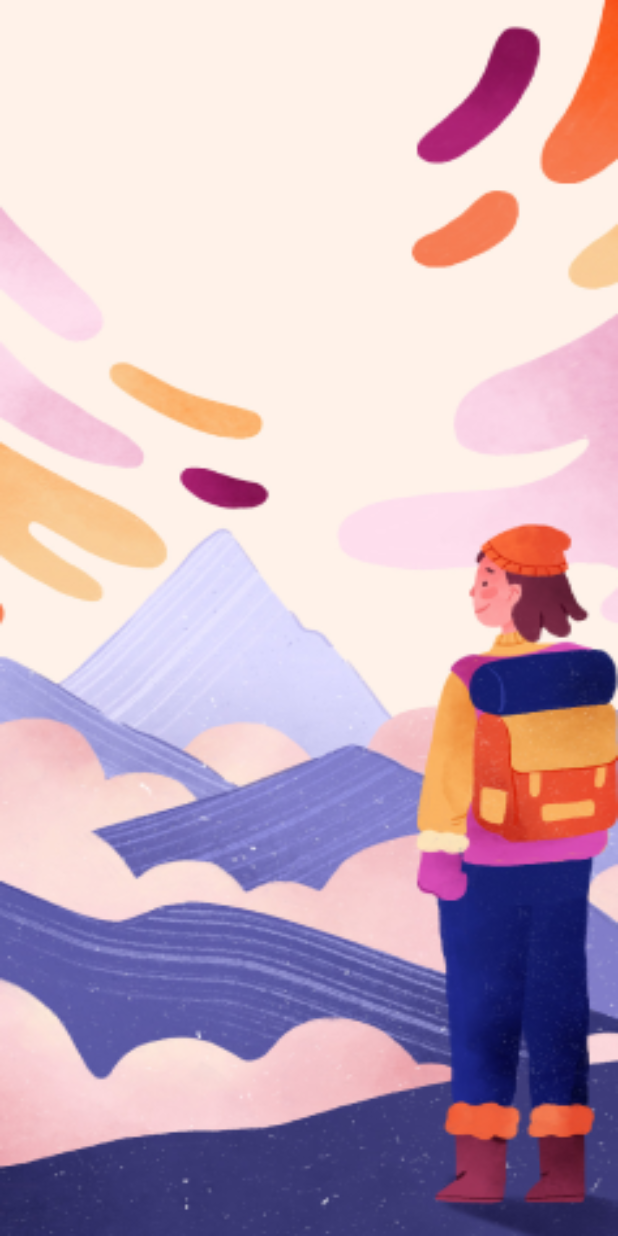
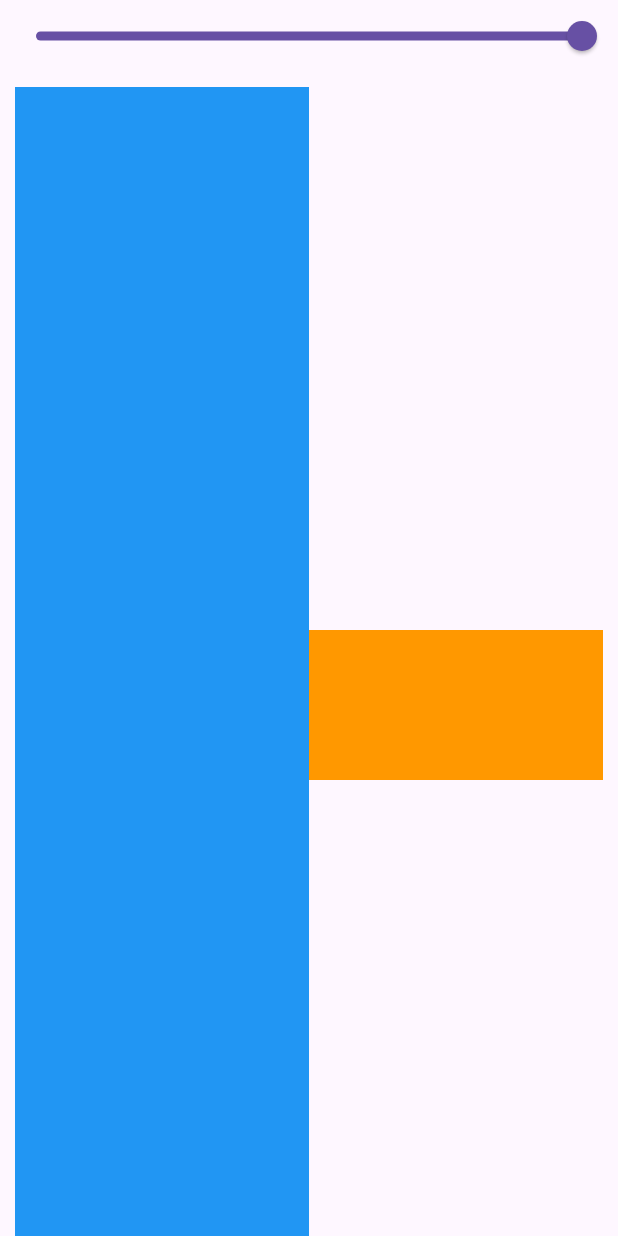
Before and after one commit to sureshbdapp/Schedule_Booking, a Flutter app: the first screen one second after launch, on a phone screen of 412 x 824 dp. Run offline on Flutter 3.47's test engine with Material 3 defaults, Android fonts, the phone set to English and light mode, and no system bars; our stand-ins replace connectivity, date_picker_timeline, firebase_core, flutter_svg, fluttertoast, google_sign_in and 1 more; missing offline and left inert: http_interceptor; accounts and stored records are empty; generated files the repository leaves out were written again.

Commit message:
add provider examples and apis

```diff
--- a/lib/api/ApiClient.dart
+++ b/lib/api/ApiClient.dart
@@ -1,7 +1,6 @@
 import 'dart:async';
 import 'dart:convert';
 import 'package:connectivity/connectivity.dart';
-import 'package:dio/dio.dart';
 import 'package:flutter/material.dart';
 import 'package:http/http.dart' as http;
 import 'package:http_interceptor/http/intercepted_client.dart';
--- a/lib/main.dart
+++ b/lib/main.dart
@@ -1,5 +1,8 @@
 import 'package:firebase_core/firebase_core.dart';
 import 'package:flutter/material.dart';
+import 'package:provider/provider.dart';
+import 'package:schedule/provider_examples/ProviderExampleScreen.dart';
+import 'package:schedule/provider_examples/ProviderNotifier.dart';
 import 'package:schedule/screens/Dashboard.dart';
 import 'package:schedule/screens/GoogleLogin.dart';
 import 'package:schedule/screens/HomeScreen.dart';
@@ -21,15 +24,18 @@ class MyApp extends StatelessWidget {
 
   @override
   Widget build(BuildContext context) {
-    return MaterialApp(
-        color: Colors.white,
-        debugShowCheckedModeBanner: true,
-        home: SplashScreen());
+    return MultiProvider(
+      providers: [ChangeNotifierProvider(create: (_) => ProviderNotifier())],
+      child: const MaterialApp(
+          color: Colors.white,
+          debugShowCheckedModeBanner: true,
+          home: ProviderExampleScreen()),
+    );
   }
 }
+
 class NavigationService {
-  static GlobalKey<NavigatorState> navigatorKey =
-  GlobalKey<NavigatorState>();
+  static GlobalKey<NavigatorState> navigatorKey = GlobalKey<NavigatorState>();
 }
 
 class NavigationProvider with ChangeNotifier {
--- /dev/null
+++ b/lib/provider_examples/ProviderExampleScreen.dart
@@ -0,0 +1,58 @@
+import 'package:flutter/material.dart';
+import 'package:provider/provider.dart';
+import 'package:schedule/provider_examples/ProviderNotifier.dart';
+
+class ProviderExampleScreen extends StatefulWidget {
+  const ProviderExampleScreen({super.key});
+
+  @override
+  State<ProviderExampleScreen> createState() => _ProviderExampleScreenState();
+}
+
+class _ProviderExampleScreenState extends State<ProviderExampleScreen> {
+  // var progress = 1.0;
+  @override
+  Widget build(BuildContext context) {
+    // var provider = Provider.of<ProviderNotifier>(context, listen: false);
+    print("hello");
+    return Center(
+        child: Scaffold(
+      body: Column(
+        mainAxisAlignment: MainAxisAlignment.center,
+        crossAxisAlignment: CrossAxisAlignment.center,
+        children: [
+          Consumer<ProviderNotifier>(builder: (context, val, child) {
+            return Slider(
+                value: val.progressValue,
+                max: 1,
+                min: 0,
+                onChanged: (value) {
+                  val.setProgressValue(value);
+                  print(value);
+                  // setState(() {});
+                });
+          }),
+          Padding(
+            padding: EdgeInsets.all(10.0),
+            child: Consumer<ProviderNotifier>(builder: (context, val, child) {
+              return Row(
+                children: [
+                  Expanded(
+                      child: Container(
+                    height: MediaQuery.of(context).size.height * 1,
+                    color: Colors.blue.withOpacity(val.progressValue),
+                  )),
+                  Expanded(
+                      child: Container(
+                    height: 100,
+                    color: Colors.orange.withOpacity(val.progressValue),
+                  ))
+                ],
+              );
+            }),
+          )
+        ],
+      ),
+    ));
+  }
+}
--- /dev/null
+++ b/lib/provider_examples/ProviderNotifier.dart
@@ -0,0 +1,10 @@
+import 'package:flutter/cupertino.dart';
+
+class ProviderNotifier with ChangeNotifier {
+  double progressValue = 1.0;
+  double get controlValue => progressValue;
+  void setProgressValue(double value) {
+    progressValue = value;
+    notifyListeners();
+  }
+}
--- a/lib/screens/Dashboard.dart
+++ b/lib/screens/Dashboard.dart
@@ -15,7 +15,7 @@ class Dashboard extends StatefulWidget {
 
 class _DashboardState extends State<Dashboard> {
   int _currentIndex = 0;
-  DatePickerController datePickerController = DatePickerController();
+  // DatePickerController datePickerController = DatePickerController();
   bool isExpended = false;
   Image addImage = Image(
     image: AssetImage("assets/images/plus_button.png"),
--- a/lib/screens/HomeScreen.dart
+++ b/lib/screens/HomeScreen.dart
@@ -1,12 +1,9 @@
-import 'package:date_picker_timeline/date_picker_widget.dart';
 import 'package:flutter/material.dart';
 import 'package:schedule/screens/CommunityScreen.dart';
 
 import '../dailogs/StartButtonDailog.dart';
-import '../utils/ClassWidgets.dart';
 import 'CourseScreen.dart';
 import 'Dashboard.dart';
-import 'LoginScreen.dart';
 import 'SettingScreen.dart';
 
 class HomeScreen extends StatefulWidget {
@@ -24,7 +21,7 @@ class _HomeScreenState extends State<HomeScreen> {
     SettingsPage()
   ];
   int currentIndex = 0;
-  DatePickerController datePickerController = DatePickerController();
+  // DatePickerController datePickerController = DatePickerController();
   bool isExpended = false;
   Image addImage = Image(
     image: AssetImage("assets/images/plus_button.png"),
--- a/lib/screens/LoginScreen.dart
+++ b/lib/screens/LoginScreen.dart
@@ -45,10 +45,11 @@ class _LoginScreenState extends State<LoginScreen> {
         .then((value) {
       var defaultResponse = ApiResponse<ResponseLogin>.fromJSON(
           jsonDecode(value.body), (data) => ResponseLogin.fromJson(data));
-      if (defaultResponse.success!) {
+      if (defaultResponse.success == true) {
         if (defaultResponse.data != null) {
           setState(() {
             PreferenceManager().setAccessToken(defaultResponse.data!.token);
+            print("login token :" + defaultResponse.data!.token);
             // preferenceManager.setAccessToken(defaultResponse.data!.token);
             // pref.saveToken(defaultResponse.data!.token);
             // sharedToken.setString(TOKEN_1, defaultResponse.data!.token);
```
Also changed, not shown: lib/models/ResponseDashboard.dart (+7 -7 lines), lib/screens/CommunityScreen.dart (+65 -50 lines), lib/screens/SettingScreen.dart (+12 -2 lines), lib/utils/ClassWidgets.dart (+7 -7 lines), pubspec.yaml (+6 -4 lines), pubspec.lock, 1 other file.
